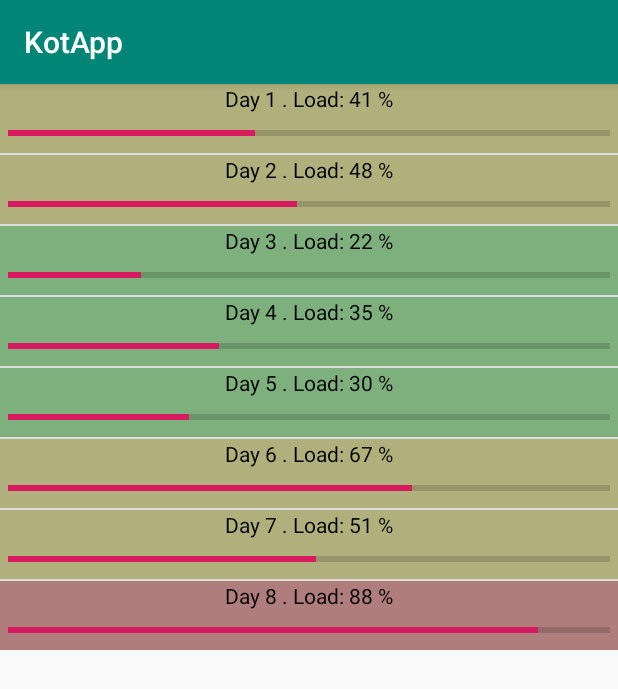
After one commit to frantic-git/KotApp, an Android app: the SeventhActivity screen opened directly, with no data from a screen before it, on a phone screen of 412 x 824 dp. The commit adds this screen. Shown: the top 689 px of the screen. Run offline under Robolectric (Android 15) with nearby library versions, the phone set to English and light mode, and no system bars.

Commit message:
SimpleAdapter со своим Binder

```diff
--- a/app/src/main/AndroidManifest.xml
+++ b/app/src/main/AndroidManifest.xml
@@ -12,6 +12,8 @@
             android:roundIcon="@mipmap/ic_launcher_round"
             android:supportsRtl="true"
             android:theme="@style/AppTheme">
+        <activity android:name=".SeventhActivity">
+        </activity>
         <activity android:name=".FifthActivity">
         </activity>
         <activity android:name=".SixthActivity">
--- a/app/src/main/java/ru/frantic/kotapp/FifthActivity.kt
+++ b/app/src/main/java/ru/frantic/kotapp/FifthActivity.kt
@@ -1,8 +1,13 @@
 package ru.frantic.kotapp
 
+import android.content.Context
+import android.graphics.Color
 import android.support.v7.app.AppCompatActivity
 import android.os.Bundle
+import android.widget.ImageView
 import android.widget.ListView
+import android.widget.SimpleAdapter
+import android.widget.TextView
 
 class FifthActivity : AppCompatActivity() {
 
@@ -38,23 +43,38 @@ class FifthActivity : AppCompatActivity() {
             ATTRIBUTE_NAME_IMAGE)
         val to = intArrayOf(R.id.tvText, R.id.tvValue, R.id.ivImg)
 
+        val sAdapter = KotSimpleAdapter(this, data, R.layout.item_simple_adapter_ext,from,to)
 
+        lvSimple = findViewById(R.id.lvSimple)
+        lvSimple.adapter = sAdapter
 
-        /*
+    }
 
-    // массив имен атрибутов, из которых будут читаться данные
-    String[] from = { ATTRIBUTE_NAME_TEXT, ATTRIBUTE_NAME_VALUE,
-        ATTRIBUTE_NAME_IMAGE };
-    // массив ID View-компонентов, в которые будут вставлять данные
-    int[] to = { R.id.tvText, R.id.tvValue, R.id.ivImg };
+    inner class KotSimpleAdapter(
+        context: Context?,
+        data:ArrayList<Map<String, Any>>?, // data: MutableList<out MutableMap<String, *>>?,
+        resource: Int,
+        from: Array<out String>?,
+        to: IntArray?
+    ) : SimpleAdapter(context, data, resource, from, to) {
 
-    // создаем адаптер
-    MySimpleAdapter sAdapter = new MySimpleAdapter(this, data,
-        R.layout.item, from, to);
+        override fun setViewText(v:TextView, text:String){
+            super.setViewText(v, text)
+            if(v.id == R.id.tvValue){
+                val i = Integer.parseInt(text)
+                if(i<0)
+                    v.setTextColor(Color.RED)
+                else
+                    v.setTextColor(Color.GREEN)
+            }
+        }
 
-    // определяем список и присваиваем ему адаптер
-    lvSimple = (ListView) findViewById(R.id.lvSimple);
-    lvSimple.setAdapter(sAdapter);
-         */
+        override fun setViewImage(v: ImageView?, value: Int) {
+            super.setViewImage(v, value)
+            when (value) {
+                negative -> v?.setBackgroundColor(Color.RED)
+                positive -> v?.setBackgroundColor(Color.GREEN)
+            }
+        }
     }
 }
--- a/app/src/main/java/ru/frantic/kotapp/MainActivity.kt
+++ b/app/src/main/java/ru/frantic/kotapp/MainActivity.kt
@@ -159,6 +159,8 @@ class MainActivity : AppCompatActivity(),View.OnClickListener {
             }
             R.id.btnAdd ->{
                 add()
+                intent = Intent(this, SeventhActivity::class.java)
+                startActivity(intent)
             }
             R.id.btnRead ->{
                 read()
@@ -207,18 +209,24 @@ class MainActivity : AppCompatActivity(),View.OnClickListener {
     }
 
     private fun add(){
+
+        val name = etName.text.toString()
+        val email = etEmail.text.toString()
+
+        if(name.equals(""))return
+        if(email.equals(""))return
+
         Log.d(tag, " --- insert in emailList table ---")
 
         val db = dbHelper.writableDatabase
         val cv = ContentValues()
-        val name = etName.text.toString()
-        val email = etEmail.text.toString()
 
         cv.put("name",name)
         cv.put("email",email)
 
         val rowID = db.insert("emailList", null, cv)
         Log.d(tag, "row inserted, ID = ${rowID}")
+        db.close()
         dbHelper.close()
     }
 
--- /dev/null
+++ b/app/src/main/java/ru/frantic/kotapp/SeventhActivity.kt
@@ -0,0 +1,77 @@
+package ru.frantic.kotapp
+
+import android.support.v7.app.AppCompatActivity
+import android.os.Bundle
+import android.view.View
+import android.widget.ListView
+import android.widget.ProgressBar
+import android.widget.SimpleAdapter
+
+class SeventhActivity : AppCompatActivity(), View.OnClickListener {
+
+
+    private val ATTRIBUTE_NAME_TEXT = "text";
+    private val ATTRIBUTE_NAME_PB = "pb";
+    private val ATTRIBUTE_NAME_LL = "ll";
+
+    lateinit var lvSimple:ListView
+
+    override fun onCreate(savedInstanceState: Bundle?) {
+        super.onCreate(savedInstanceState)
+        setContentView(R.layout.activity_seventh)
+
+        lvSimple = findViewById(R.id.lvSimple)
+
+        val load = intArrayOf(41, 48, 22, 35, 30, 67, 51, 88)
+        val data = ArrayList<Map<String, *>>(load.size)
+
+        for(i:Int in load.indices){
+            val m = HashMap<String, Any>()
+            m[ATTRIBUTE_NAME_TEXT] = "Day ${i+1} . Load: ${load[i]} %"
+            m[ATTRIBUTE_NAME_LL] = load[i]
+            m[ATTRIBUTE_NAME_PB] = load[i]
+            data.add(m)
+        }
+        val from = arrayOf(ATTRIBUTE_NAME_TEXT, ATTRIBUTE_NAME_LL, ATTRIBUTE_NAME_PB)
+        val to = intArrayOf(R.id.tvLoad, R.id.pbLoad, R.id.llLoad)
+
+        val simpleAdapter:SimpleAdapter = SimpleAdapter(this,data,
+            R.layout.item_progressbar_simple_adapter,from,to)
+        simpleAdapter.viewBinder = KotViewBinder()
+        lvSimple.adapter = simpleAdapter
+    }
+
+    override fun onClick(v: View?) {
+
+    }
+
+    inner class KotViewBinder:SimpleAdapter.ViewBinder{
+
+        var red = resources.getColor(R.color.Red)
+        var orange = resources.getColor(R.color.Orange)
+        var green = resources.getColor(R.color.Green)
+
+        override fun setViewValue(view: View?, data: Any?, textRepresentation: String?): Boolean {
+
+            var i:Int
+            when(view?.id){
+                R.id.llLoad ->{
+                    i = data as Int //.toInt()
+                    when{
+                        i < 40 -> view.setBackgroundColor(green)
+                        i < 70 -> view.setBackgroundColor(orange)
+                        else -> view.setBackgroundColor(red)
+                    }
+                    return true
+                }
+                R.id.pbLoad ->{
+                    i = data as Int
+                    (view as ProgressBar).progress = i
+                    return true
+                }
+            }
+
+            return false
+        }
+    }
+}
--- /dev/null
+++ b/app/src/main/res/layout/activity_seventh.xml
@@ -0,0 +1,11 @@
+<LinearLayout
+        xmlns:android="http://schemas.android.com/apk/res/android"
+        android:layout_width="fill_parent"
+        android:layout_height="fill_parent"
+        android:orientation="vertical">
+    <ListView
+            android:id="@+id/lvSimple"
+            android:layout_width="match_parent"
+            android:layout_height="wrap_content">
+    </ListView>
+</LinearLayout>
--- /dev/null
+++ b/app/src/main/res/layout/item_progressbar_simple_adapter.xml
@@ -0,0 +1,30 @@
+<?xml version="1.0" encoding="utf-8"?>
+<LinearLayout
+        xmlns:android="http://schemas.android.com/apk/res/android"
+        android:layout_width="match_parent"
+        android:layout_height="match_parent"
+        android:orientation="vertical"
+        android:background="@color/Bckgr">
+    <LinearLayout
+            android:id="@+id/llLoad"
+            android:layout_width="match_parent"
+            android:layout_height="wrap_content"
+            android:orientation="vertical">
+        <TextView
+                android:id="@+id/tvLoad"
+                android:layout_width="wrap_content"
+                android:layout_height="wrap_content"
+                android:text="TextView"
+                android:layout_gravity="center_horizontal"
+                android:textColor="@color/Black">
+        </TextView>
+        <ProgressBar
+                android:id="@+id/pbLoad"
+                style="?android:attr/progressBarStyleHorizontal"
+                android:layout_width="match_parent"
+                android:layout_height="wrap_content"
+                android:layout_margin="5dp"
+                android:max="100">
+        </ProgressBar>
+    </LinearLayout>
+</LinearLayout>
--- a/app/src/main/res/values/colors.xml
+++ b/app/src/main/res/values/colors.xml
@@ -3,4 +3,9 @@
     <color name="colorPrimary">#008577</color>
     <color name="colorPrimaryDark">#00574B</color>
     <color name="colorAccent">#D81B60</color>
+    <color name="Bckgr">#9C9C9C</color>
+    <color name="Red">#33FF0000</color>
+    <color name="Orange">#33FFFF00</color>
+    <color name="Green">#3300FF00</color>
+    <color name="Black">#000000</color>
 </resources>
```
